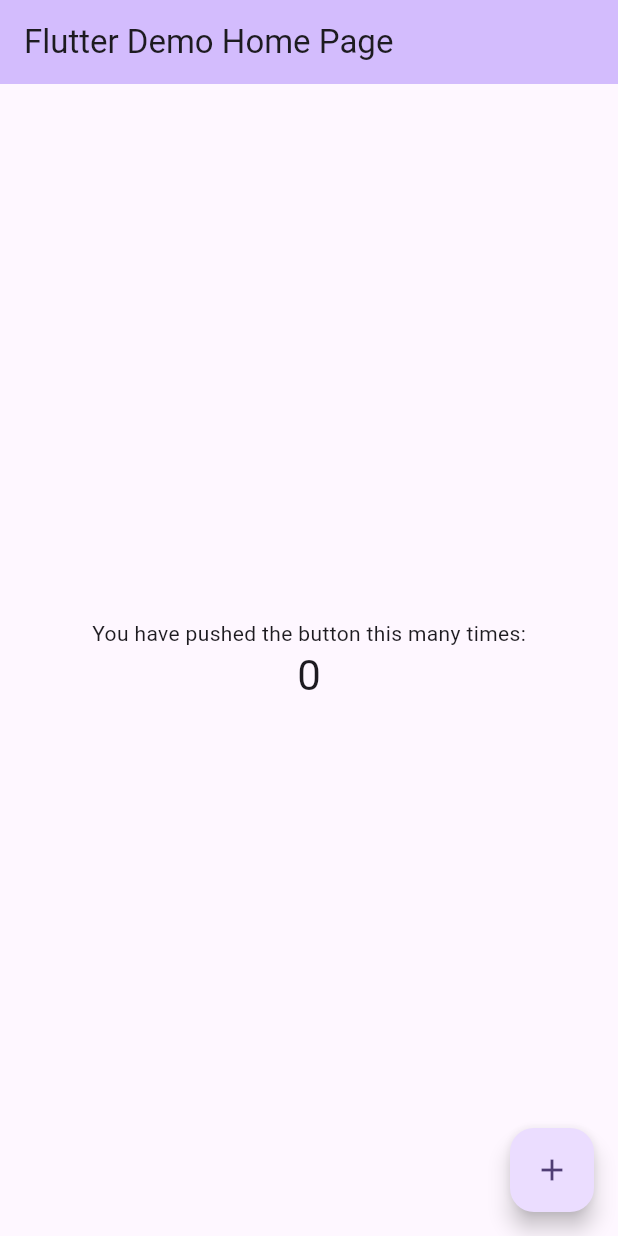
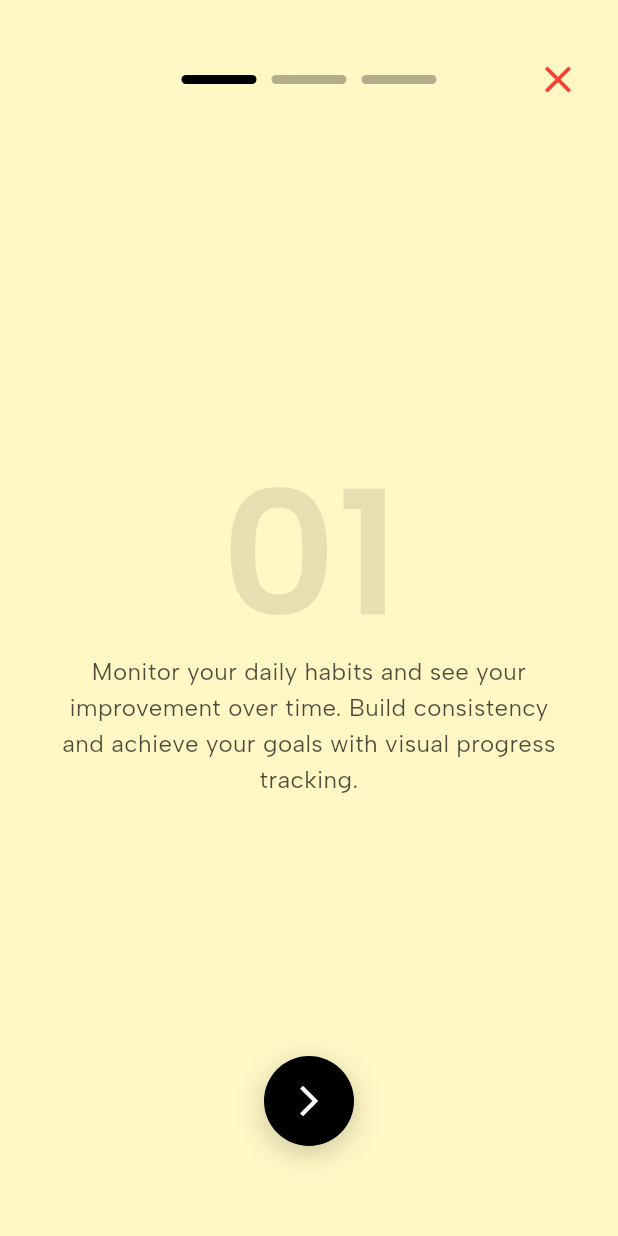
Before and after one commit to Niroshan-k/iSelf, a Flutter app: the screen it shows after launch, on a phone screen of 412 x 824 dp. Run offline on Flutter 3.47's test engine with Material 3 defaults, Android fonts, the phone set to English and light mode, and no system bars; our stand-ins replace google_fonts, lottie.

Commit message:
new changes

```diff
--- a/lib/main.dart
+++ b/lib/main.dart
@@ -1,4 +1,5 @@
 import 'package:flutter/material.dart';
+import 'screens/welcome_screen.dart';
 
 void main() {
   runApp(const MyApp());
@@ -7,116 +8,20 @@ void main() {
 class MyApp extends StatelessWidget {
   const MyApp({super.key});
 
-  // This widget is the root of your application.
   @override
   Widget build(BuildContext context) {
     return MaterialApp(
-      title: 'Flutter Demo',
+      title: 'iSelf - Transform Your Potential',
       theme: ThemeData(
-        // This is the theme of your application.
-        //
-        // TRY THIS: Try running your application with "flutter run". You'll see
-        // the application has a purple toolbar. Then, without quitting the app,
-        // try changing the seedColor in the colorScheme below to Colors.green
-        // and then invoke "hot reload" (save your changes or press the "hot
-        // reload" button in a Flutter-supported IDE, or press "r" if you used
-        // the command line to start the app).
-        //
-        // Notice that the counter didn't reset back to zero; the application
-        // state is not lost during the reload. To reset the state, use hot
-        // restart instead.
-        //
-        // This works for code too, not just values: Most code changes can be
-        // tested with just a hot reload.
-        colorScheme: ColorScheme.fromSeed(seedColor: Colors.deepPurple),
+        colorScheme: ColorScheme.fromSeed(
+          seedColor: const Color(0xFF667eea),
+          brightness: Brightness.light,
+        ),
+        useMaterial3: true,
+        fontFamily: 'System',
       ),
-      home: const MyHomePage(title: 'Flutter Demo Home Page'),
+      home: const WelcomeScreen(),
+      debugShowCheckedModeBanner: false,
     );
   }
 }
-
-class MyHomePage extends StatefulWidget {
-  const MyHomePage({super.key, required this.title});
-
-  // This widget is the home page of your application. It is stateful, meaning
-  // that it has a State object (defined below) that contains fields that affect
-  // how it looks.
-
-  // This class is the configuration for the state. It holds the values (in this
-  // case the title) provided by the parent (in this case the App widget) and
-  // used by the build method of the State. Fields in a Widget subclass are
-  // always marked "final".
-
-  final String title;
-
-  @override
-  State<MyHomePage> createState() => _MyHomePageState();
-}
-
-class _MyHomePageState extends State<MyHomePage> {
-  int _counter = 0;
-
-  void _incrementCounter() {
-    setState(() {
-      // This call to setState tells the Flutter framework that something has
-      // changed in this State, which causes it to rerun the build method below
-      // so that the display can reflect the updated values. If we changed
-      // _counter without calling setState(), then the build method would not be
-      // called again, and so nothing would appear to happen.
-      _counter++;
-    });
-  }
-
-  @override
-  Widget build(BuildContext context) {
-    // This method is rerun every time setState is called, for instance as done
-    // by the _incrementCounter method above.
-    //
-    // The Flutter framework has been optimized to make rerunning build methods
-    // fast, so that you can just rebuild anything that needs updating rather
-    // than having to individually change instances of widgets.
-    return Scaffold(
-      appBar: AppBar(
-        // TRY THIS: Try changing the color here to a specific color (to
-        // Colors.amber, perhaps?) and trigger a hot reload to see the AppBar
-        // change color while the other colors stay the same.
-        backgroundColor: Theme.of(context).colorScheme.inversePrimary,
-        // Here we take the value from the MyHomePage object that was created by
-        // the App.build method, and use it to set our appbar title.
-        title: Text(widget.title),
-      ),
-      body: Center(
-        // Center is a layout widget. It takes a single child and positions it
-        // in the middle of the parent.
-        child: Column(
-          // Column is also a layout widget. It takes a list of children and
-          // arranges them vertically. By default, it sizes itself to fit its
-          // children horizontally, and tries to be as tall as its parent.
-          //
-          // Column has various properties to control how it sizes itself and
-          // how it positions its children. Here we use mainAxisAlignment to
-          // center the children vertically; the main axis here is the vertical
-          // axis because Columns are vertical (the cross axis would be
-          // horizontal).
-          //
-          // TRY THIS: Invoke "debug painting" (choose the "Toggle Debug Paint"
-          // action in the IDE, or press "p" in the console), to see the
-          // wireframe for each widget.
-          mainAxisAlignment: MainAxisAlignment.center,
-          children: <Widget>[
-            const Text('You have pushed the button this many times:'),
-            Text(
-              '$_counter',
-              style: Theme.of(context).textTheme.headlineMedium,
-            ),
-          ],
-        ),
-      ),
-      floatingActionButton: FloatingActionButton(
-        onPressed: _incrementCounter,
-        tooltip: 'Increment',
-        child: const Icon(Icons.add),
-      ), // This trailing comma makes auto-formatting nicer for build methods.
-    );
-  }
-}
--- /dev/null
+++ b/lib/screens/welcome_one.dart
@@ -0,0 +1,190 @@
+import 'package:flutter/material.dart';
+import 'package:google_fonts/google_fonts.dart';
+import 'auth/login.dart';
+
+class WelcomeOneScreen extends StatefulWidget {
+  const WelcomeOneScreen({super.key});
+
+  @override
+  State<WelcomeOneScreen> createState() => _WelcomeOneScreenState();
+}
+
+class _WelcomeOneScreenState extends State<WelcomeOneScreen> {
+  int currentPage = 0;
+
+  final List<Map<String, String>> content = [
+    {
+      'description': 'Monitor your daily habits and see your improvement over time. Build consistency and achieve your goals with visual progress tracking.',
+    },
+    {
+      'description': 'Create positive habits that stick. Our smart reminders and streak tracking help you maintain consistency in your daily routine.',
+    },
+    {
+      'description': 'Get personalized insights and motivational content to keep you inspired on your journey to becoming your best self.',
+    },
+  ];
+
+  void nextPage() {
+    if (currentPage < 2) {
+      setState(() {
+        currentPage++;
+      });
+    }
+  }
+
+  void previousPage() {
+    if (currentPage > 0) {
+      setState(() {
+        currentPage--;
+      });
+    }
+  }
+
+  void closePage() {
+    Navigator.pushReplacement(
+      context,
+      MaterialPageRoute(builder: (context) => const Login()),
+    );
+  }
+
+  @override
+  Widget build(BuildContext context) {
+    return Scaffold(
+      backgroundColor: const Color(0xFFFFF8C5),
+      body: SafeArea(
+        child: Padding(
+          padding: const EdgeInsets.all(20.0),
+          child: Column(
+            children: [
+              // Top Navigation Bar
+              Row(
+                mainAxisAlignment: MainAxisAlignment.spaceBetween,
+                children: [
+                  // Back Arrow (only show after first content)
+                  currentPage > 0
+                      ? GestureDetector(
+                          onTap: previousPage,
+                          child: Container(
+                            width: 40,
+                            height: 40,
+                            decoration: BoxDecoration(
+                              color: Colors.white.withOpacity(0),
+                              shape: BoxShape.circle,
+                            ),
+                            child: const Icon(
+                              Icons.arrow_back_ios_new,
+                              color: Colors.black,
+                              size: 30,
+                            ),
+                          ),
+                        )
+                      : const SizedBox(width: 40),
+
+                  // Progress Bars
+                  Row(
+                    children: List.generate(3, (index) {
+                      return Container(
+                        margin: const EdgeInsets.symmetric(horizontal: 5, vertical: 30),
+                        width: 50,
+                        height: 6,
+                        decoration: BoxDecoration(
+                          color: index == currentPage
+                              ? Colors.black
+                              : Colors.black.withOpacity(0.3),
+                          borderRadius: BorderRadius.circular(3),
+                        ),
+                      );
+                    }),
+                  ),
+
+                  // Close Button
+                  GestureDetector(
+                    onTap: closePage,
+                    child: Container(
+                      width: 40,
+                      height: 40,
+                      decoration: BoxDecoration(
+                        color: Colors.red.withOpacity(0),
+                        shape: BoxShape.circle,
+                      ),
+                      child: const Icon(
+                        Icons.close,
+                        color: Colors.red,
+                        size: 30,
+                      ),
+                    ),
+                  ),
+                ],
+              ),
+
+              const SizedBox(height: 60),
+
+              // Content Area
+              Expanded(
+                child: Column(
+                  mainAxisAlignment: MainAxisAlignment.center,
+                  children: [
+                    // Big Number
+                    Text(
+                      '0${currentPage + 1}',
+                      style: GoogleFonts.albertSans(
+                        fontSize: 120,
+                        fontWeight: FontWeight.bold,
+                        color: Colors.black.withOpacity(0.1),
+                        height: 0.8,
+                      ),
+                    ),
+
+                    const SizedBox(height: 20),
+
+                    // Description
+                    Padding(
+                      padding: const EdgeInsets.symmetric(horizontal: 20),
+                      child: Text(
+                        content[currentPage]['description']!,
+                        style: GoogleFonts.albertSans(
+                          fontSize: 16,
+                          color: Colors.black.withOpacity(0.7),
+                          height: 1.5,
+                        ),
+                        textAlign: TextAlign.center,
+                      ),
+                    ),
+                  ],
+                ),
+              ),
+
+              // Bottom Arrow Button
+              Padding(
+                padding: const EdgeInsets.only(bottom: 40),
+                child: GestureDetector(
+                  onTap: nextPage,
+                  child: Container(
+                    width: 60,
+                    height: 60,
+                    decoration: BoxDecoration(
+                      color: Colors.black,
+                      shape: BoxShape.circle,
+                      boxShadow: [
+                        BoxShadow(
+                          color: Colors.black.withOpacity(0.2),
+                          blurRadius: 15,
+                          offset: const Offset(0, 5),
+                        ),
+                      ],
+                    ),
+                    child: const Icon(
+                      Icons.arrow_forward_ios,
+                      color: Colors.white,
+                      size: 24,
+                    ),
+                  ),
+                ),
+              ),
+            ],
+          ),
+        ),
+      ),
+    );
+  }
+}
--- a/pubspec.yaml
+++ b/pubspec.yaml
@@ -30,6 +30,8 @@ environment:
 dependencies:
   flutter:
     sdk: flutter
+  google_fonts: ^6.1.0
+  lottie: ^3.0.0
 
   # The following adds the Cupertino Icons font to your application.
   # Use with the CupertinoIcons class for iOS style icons.
@@ -58,7 +60,8 @@ flutter:
   uses-material-design: true
 
   # To add assets to your application, add an assets section, like this:
-  # assets:
+  assets:
+    - assets/animations/
   #   - images/a_dot_burr.jpeg
   #   - images/a_dot_ham.jpeg
 
```
Also changed, not shown: assets/animations/logo_animation.json (added, +1 -0 lines), lib/screens/auth/login.dart (added, +17 -0 lines), lib/screens/welcome_screen.dart (added, +144 -0 lines), pubspec.lock, 1 other file.
